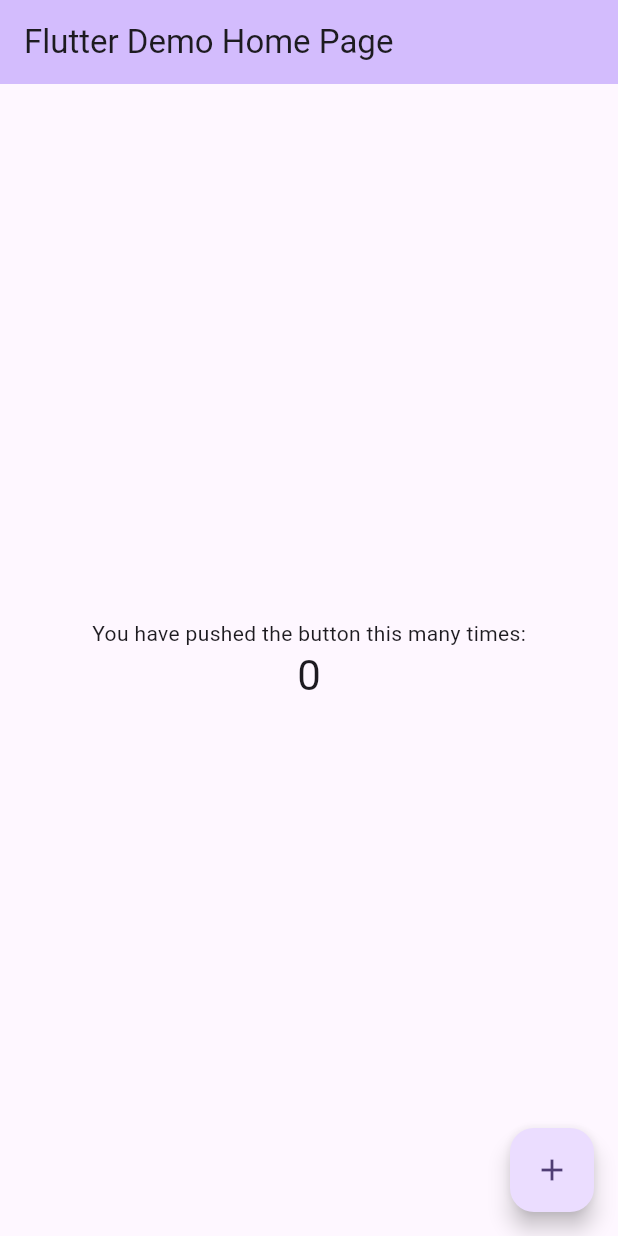
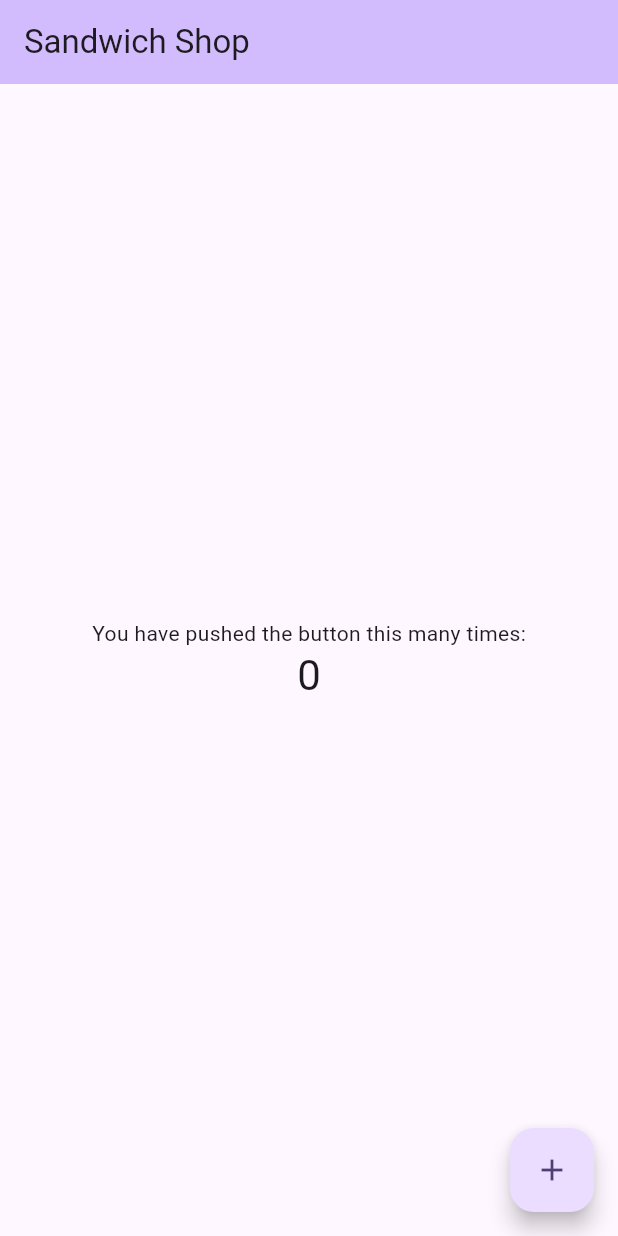
Before and after one commit to nsamede/sandwich_shop, a Flutter app: the screen it shows after launch, on a phone screen of 412 x 824 dp. Run offline on Flutter 3.47's test engine with Material 3 defaults, Android fonts, the phone set to English and light mode, and no system bars.

Commit message:
Change AppBar title

```diff
--- a/lib/main.dart
+++ b/lib/main.dart
@@ -30,7 +30,7 @@ class MyApp extends StatelessWidget {
         // tested with just a hot reload.
         colorScheme: ColorScheme.fromSeed(seedColor: Colors.deepPurple),
       ),
-      home: const MyHomePage(title: 'Flutter Demo Home Page'),
+      home: const MyHomePage(title: 'Sandwich Shop'),
     );
   }
 }
```
